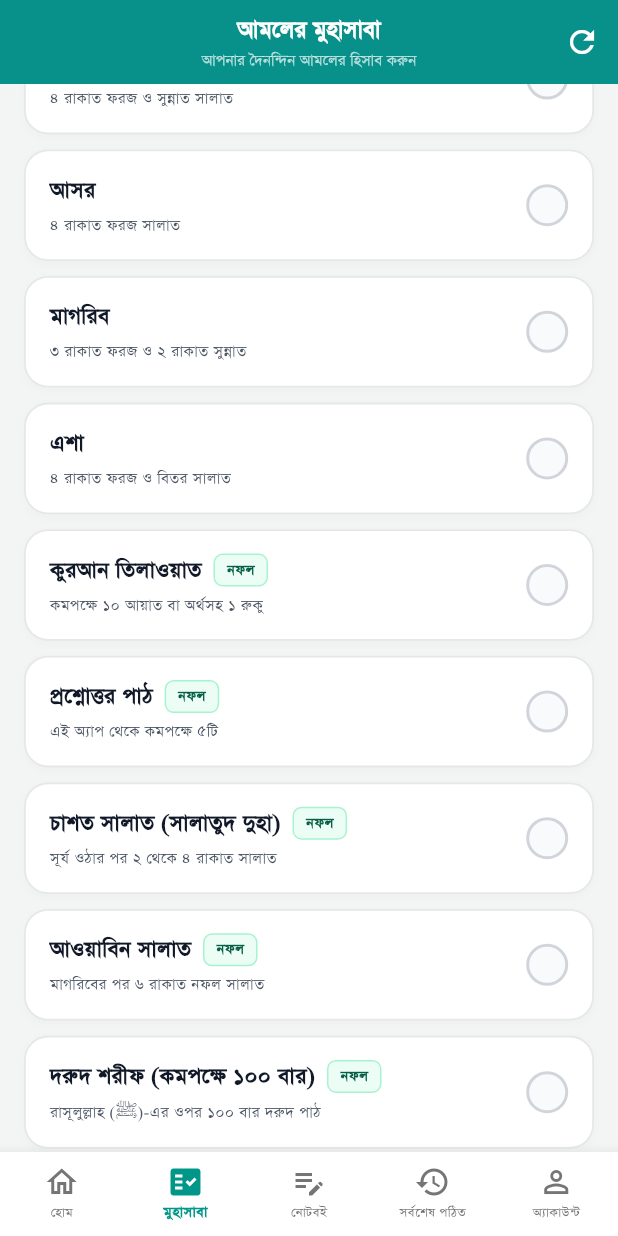
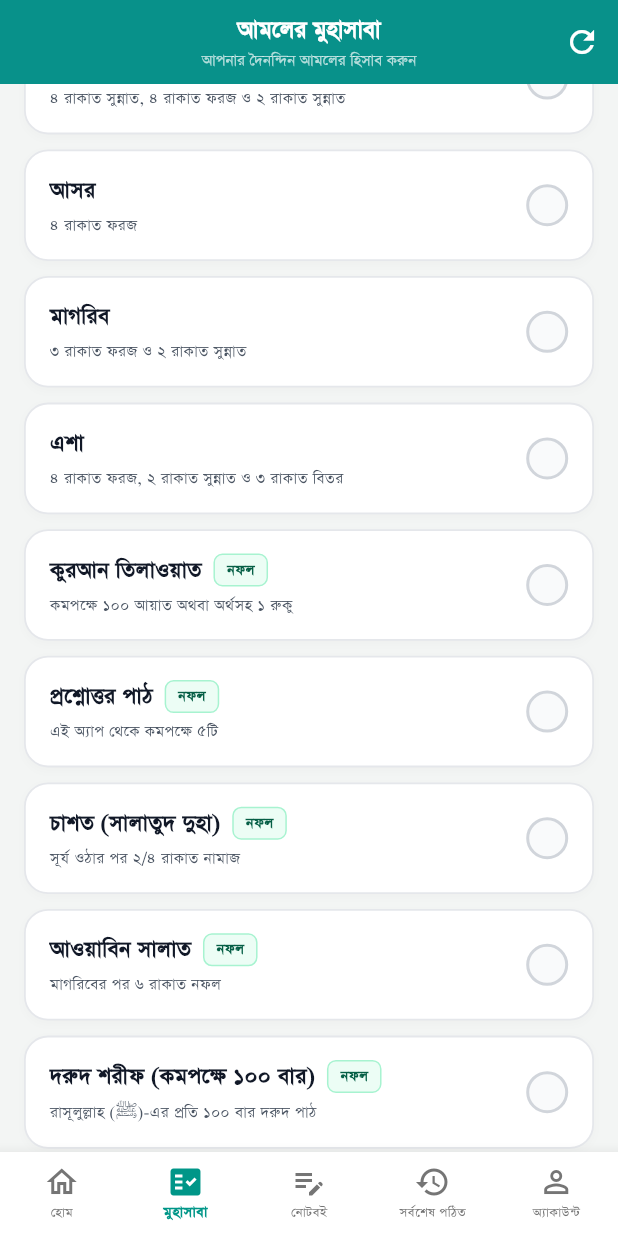
Before and after one commit to rafiqulislamkbc/my_masayel_app, a Flutter app: the screen it shows after launch, item 2 of the bottom bar chosen, scrolled down 576 dp, on a phone screen of 412 x 824 dp. Run offline on Flutter 3.47's test engine with Material 3 defaults, Android fonts, the phone set to English and light mode, and no system bars; our stand-ins replace cloud_firestore, firebase_auth, firebase_core, firebase_messaging, flutter_local_notifications, share_plus and 4 more; missing offline and left inert: window_manager, workmanager; accounts and stored records are empty; network calls fail.

Commit message:
fix: pass icon field in banner stream for dynamic icons and clean layout

```diff
--- a/lib/muhasaba_firebase_service.dart
+++ b/lib/muhasaba_firebase_service.dart
@@ -4,37 +4,33 @@ import 'package:flutter/material.dart';
 class MuhasabaFirebaseService {
   static final FirebaseFirestore _firestore = FirebaseFirestore.instance;
 
-  /// ডিফল্ট স্ট্যান্ডার্ড ১২টি আমল
   static final List<Map<String, dynamic>> defaultAmols = [
     {'id': 'fajr', 'title': 'ফজর', 'subtitle': '২ রাকাত সুন্নাত ও ২ রাকাত ফরজ', 'category': 'farz', 'order': 1, 'isActive': true},
-    {'id': 'dhuhr', 'title': 'যোহর', 'subtitle': '৪ রাকাত ফরজ ও সুন্নাত সালাত', 'category': 'farz', 'order': 2, 'isActive': true},
-    {'id': 'asr', 'title': 'আসর', 'subtitle': '৪ রাকাত ফরজ সালাত', 'category': 'farz', 'order': 3, 'isActive': true},
+    {'id': 'dhuhr', 'title': 'যোহর', 'subtitle': '৪ রাকাত সুন্নাত, ৪ রাকাত ফরজ ও ২ রাকাত সুন্নাত', 'category': 'farz', 'order': 2, 'isActive': true},
+    {'id': 'asr', 'title': 'আসর', 'subtitle': '৪ রাকাত ফরজ', 'category': 'farz', 'order': 3, 'isActive': true},
     {'id': 'maghrib', 'title': 'মাগরিব', 'subtitle': '৩ রাকাত ফরজ ও ২ রাকাত সুন্নাত', 'category': 'farz', 'order': 4, 'isActive': true},
-    {'id': 'isha', 'title': 'এশা', 'subtitle': '৪ রাকাত ফরজ ও বিতর সালাত', 'category': 'farz', 'order': 5, 'isActive': true},
-    {'id': 'quran', 'title': 'কুরআন তিলাওয়াত', 'subtitle': 'কমপক্ষে ১০ আয়াত বা অর্থসহ ১ রুকু', 'category': 'nafl_zikr', 'order': 6, 'isActive': true},
+    {'id': 'isha', 'title': 'এশা', 'subtitle': '৪ রাকাত ফরজ, ২ রাকাত সুন্নাত ও ৩ রাকাত বিতর', 'category': 'farz', 'order': 5, 'isActive': true},
+    {'id': 'quran', 'title': 'কুরআন তিলাওয়াত', 'subtitle': 'কমপক্ষে ১০০ আয়াত অথবা অর্থসহ ১ রুকু', 'category': 'nafl_zikr', 'order': 6, 'isActive': true},
     {'id': 'q&a', 'title': 'প্রশ্নোত্তর পাঠ', 'subtitle': 'এই অ্যাপ থেকে কমপক্ষে ৫টি', 'category': 'nafl_zikr', 'order': 7, 'isActive': true},
-    {'id': 'chasht', 'title': 'চাশত সালাত (সালাতুদ দুহা)', 'subtitle': 'সূর্য ওঠার পর ২ থেকে ৪ রাকাত সালাত', 'category': 'nafl_zikr', 'order': 8, 'isActive': true},
-    {'id': 'awwabin', 'title': 'আওয়াবিন সালাত', 'subtitle': 'মাগরিবের পর ৬ রাকাত নফল সালাত', 'category': 'nafl_zikr', 'order': 9, 'isActive': true},
-    {'id': 'durood', 'title': 'দরুদ শরীফ (কমপক্ষে ১০০ বার)', 'subtitle': 'রাসূলুল্লাহ (ﷺ)-এর ওপর ১০০ বার দরুদ পাঠ', 'category': 'nafl_zikr', 'order': 10, 'isActive': true},
+    {'id': 'chasht', 'title': 'চাশত (সালাতুদ দুহা)', 'subtitle': 'সূর্য ওঠার পর ২/৪ রাকাত নামাজ', 'category': 'nafl_zikr', 'order': 8, 'isActive': true},
+    {'id': 'awwabin', 'title': 'আওয়াবিন সালাত', 'subtitle': 'মাগরিবের পর ৬ রাকাত নফল', 'category': 'nafl_zikr', 'order': 9, 'isActive': true},
+    {'id': 'durood', 'title': 'দরুদ শরীফ (কমপক্ষে ১০০ বার)', 'subtitle': 'রাসূলুল্লাহ (ﷺ)-এর প্রতি ১০০ বার দরুদ পাঠ', 'category': 'nafl_zikr', 'order': 10, 'isActive': true},
     {'id': 'istighfar', 'title': 'ইস্তিগফার ও জিকির (১০০ বার)', 'subtitle': 'সকাল ও সন্ধ্যার মাসনুন জিকির', 'category': 'nafl_zikr', 'order': 11, 'isActive': true},
     {'id': 'tahajjud', 'title': 'তাহাজ্জুদ সালাত', 'subtitle': 'রাতের শেষ তৃতীয়াংশে বিশেষ ইবাদত', 'category': 'nafl_zikr', 'order': 12, 'isActive': true},
   ];
 
-  /// ১. ফায়ারবেস থেকে সক্রিয় আমল ও ডিফল্ট আমল মার্জ করে রিয়েলটাইম স্ট্রিম
   static Stream<List<Map<String, dynamic>>> getDynamicAmolsStream() {
     return _firestore.collection('muhasaba_amols').snapshots().map((snapshot) {
-      // ডিফল্ট ১২টি দিয়ে ম্যাপ তৈরি
       Map<String, Map<String, dynamic>> amolsMap = {
         for (var a in defaultAmols) a['id'].toString(): Map<String, dynamic>.from(a)
       };
 
-      // ফায়ারবেসের ডকুমেন্টস মার্জ করা
       for (var doc in snapshot.docs) {
         final data = doc.data();
         final id = (data['id'] ?? doc.id).toString();
 
         if (data['isActive'] == false) {
-          amolsMap.remove(id); // নিষ্ক্রিয় হলে বাদ
+          amolsMap.remove(id);
         } else {
           amolsMap[id] = {
             'id': id,
@@ -48,7 +44,6 @@ class MuhasabaFirebaseService {
       }
 
       final list = amolsMap.values.toList();
-      // অর্ডার অনুসারে সাজানো
       list.sort((a, b) {
         final num ordA = (a['order'] is num) ? a['order'] : 99;
         final num ordB = (b['order'] is num) ? b['order'] : 99;
@@ -62,7 +57,6 @@ class MuhasabaFirebaseService {
     });
   }
 
-  /// ২. দৈনিক ব্যানার ও অনুপ্রেরণামূলক হাদিস স্ট্রিম
   static Stream<Map<String, dynamic>> getDailyBannerStream() {
     return _firestore
         .collection('app_config')
@@ -75,17 +69,20 @@ class MuhasabaFirebaseService {
           'title': data['title']?.toString() ?? 'দৈনিক আত্মপর্যালোচনা',
           'subtitle': data['subtitle']?.toString() ??
               'হিসাব নেওয়ার পূর্বেই নিজের হিসাব নাও। — হযরত উমর (রা.)',
+          'icon': data['icon']?.toString() ?? 'sparkles',
         };
       }
       return {
         'title': 'দৈনিক আত্মপর্যালোচনা',
         'subtitle': 'হিসাব নেওয়ার পূর্বেই নিজের হিসাব নাও। — হযরত উমর (রা.)',
+        'icon': 'sparkles',
       };
     }).handleError((error) {
       debugPrint('Firestore Banner Error: $error');
       return {
         'title': 'দৈনিক আত্মপর্যালোচনা',
         'subtitle': 'হিসাব নেওয়ার পূর্বেই নিজের হিসাব নাও। — হযরত উমর (রা.)',
+        'icon': 'sparkles',
       };
     });
   }
--- a/lib/slide_in_item.dart
+++ b/lib/slide_in_item.dart
@@ -22,7 +22,7 @@ class _SlideInItemState extends State<SlideInItem>
 
     _controller = AnimationController(
       vsync: this,
-      duration: const Duration(milliseconds: 450),
+      duration: const Duration(milliseconds: 550),
     );
 
     _offsetAnimation = Tween<Offset>(
```
Also changed, not shown: lib/notification_service.dart (+4 -4 lines).
